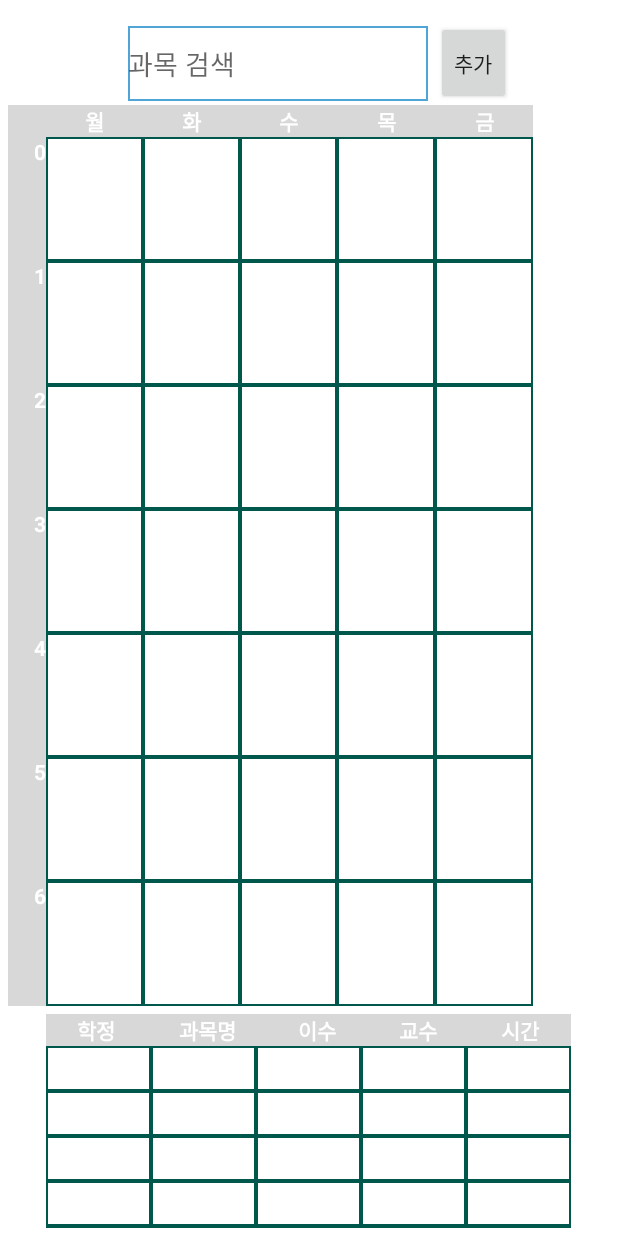
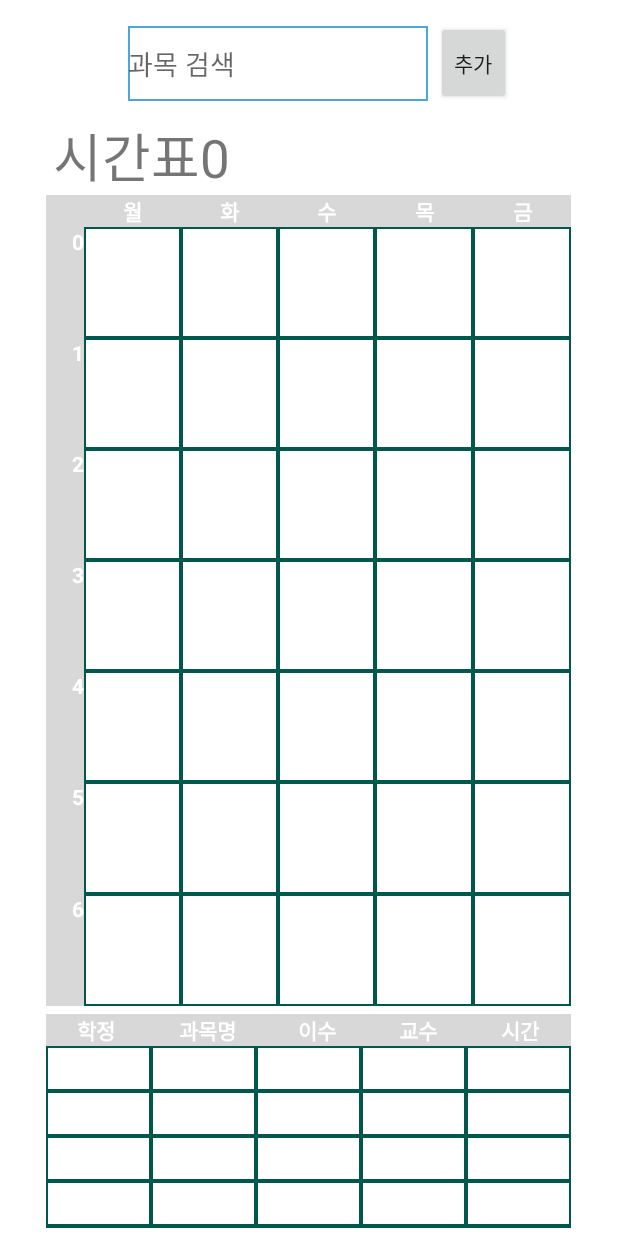
Before and after one commit to ljaeyun/TimeTable2, an Android app: the TimeTableActivity screen opened directly, with no data from a screen before it, on a phone screen of 412 x 824 dp. Run offline under Robolectric (Android 15) with nearby library versions, the light colour scheme and no system bars.

Commit message:
시간표 번호

```diff
--- a/app/src/main/java/com/example/myapplication/TableViewPagerAdapter.java
+++ b/app/src/main/java/com/example/myapplication/TableViewPagerAdapter.java
@@ -8,6 +8,7 @@ import android.view.View;
 import android.view.ViewGroup;
 import android.widget.LinearLayout;
 import android.widget.TableLayout;
+import android.widget.TextView;
 
 public class TableViewPagerAdapter extends PagerAdapter {
     private Context mContext = null;
@@ -34,6 +35,8 @@ public class TableViewPagerAdapter extends PagerAdapter {
 
             TableLayout tableLayout = (TableLayout) view.findViewById(R.id.tableLayout);
 
+            TextView textView = (TextView) view.findViewById(R.id.table);
+            textView.setText("시간표" + position);
         }
 
         container.addView(view);
--- a/app/src/main/res/layout/table_one.xml
+++ b/app/src/main/res/layout/table_one.xml
@@ -2,10 +2,39 @@
 <android.support.constraint.ConstraintLayout xmlns:android="http://schemas.android.com/apk/res/android"
     xmlns:app="http://schemas.android.com/apk/res-auto"
     android:layout_width="match_parent"
-    android:layout_height="match_parent">
+    android:layout_height="match_parent"
 
+    >
 
+    <LinearLayout
+        android:layout_width="match_parent"
+        android:layout_height="match_parent"
+        android:orientation="vertical"
+        >
+<LinearLayout
+    android:layout_width="match_parent"
+    android:layout_height="wrap_content"
+    android:orientation="horizontal"
+    android:layout_weight="1"
 
+    >
+<TextView
+    android:layout_width="wrap_content"
+    android:layout_height="wrap_content"
+    android:text="test"
+    android:textSize="35sp"
+    android:layout_marginLeft="30dp"
+    android:layout_gravity="bottom"
+    android:id="@+id/table"
+    />
+
+</LinearLayout>
+<LinearLayout
+    android:layout_width="match_parent"
+    android:layout_height="wrap_content"
+    android:orientation="vertical"
+    android:layout_weight="50"
+    >
     <TableLayout
         android:id="@+id/tableLayout"
         android:layout_width="350dp"
@@ -587,5 +616,7 @@
         </TableRow>
 
     </TableLayout>
+</LinearLayout>
 
+    </LinearLayout>
 </android.support.constraint.ConstraintLayout>
```
Also changed, not shown: gradle/wrapper/gradle-wrapper.properties.
